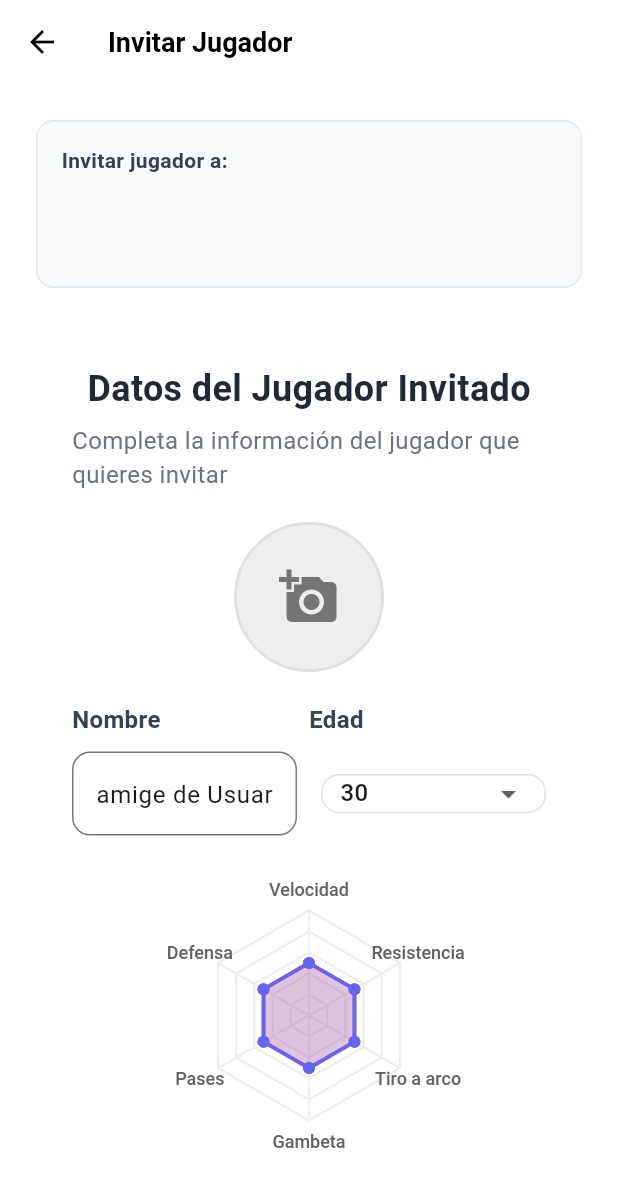
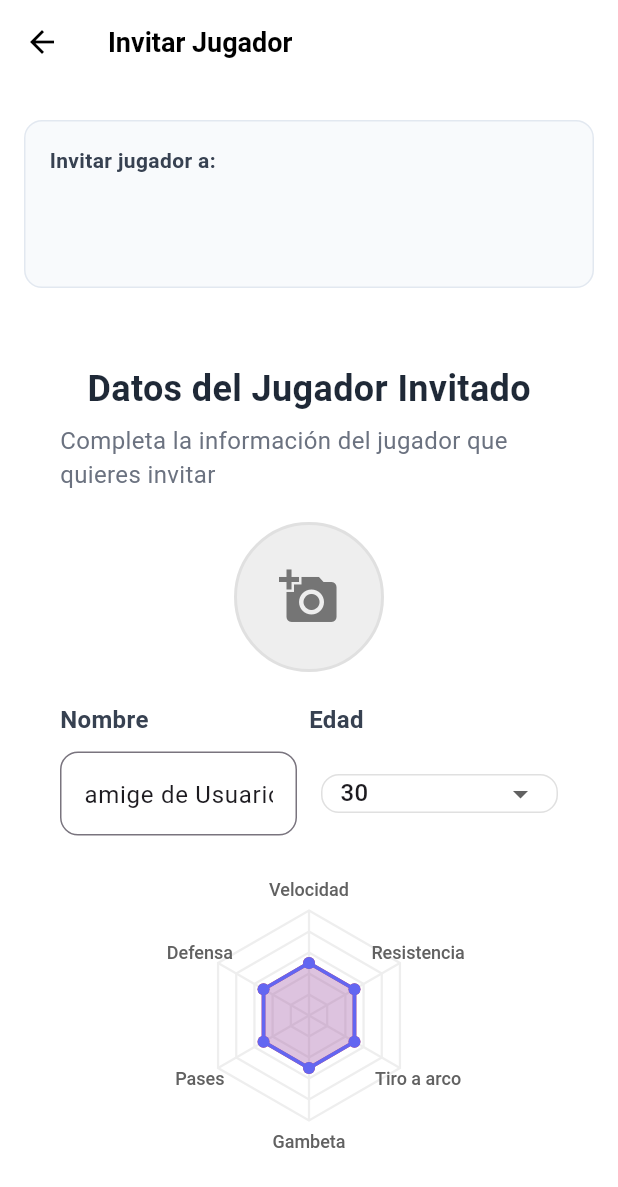
Before and after one commit to martinartaza/phone-app-verification, a Flutter app: the InviteGuestPlayerScreen screen opened directly with empty values, on a phone screen of 412 x 824 dp. Shown: the top 1187 px of the screen. Run offline on Flutter 3.47's test engine with Material 3 defaults, Android fonts, the phone set to English and light mode, and no system bars; our stand-ins replace image_picker, shared_preferences; accounts and stored records are empty; Roboto replaces fonts that are missing (SF Pro Display).

Commit message:
Fix invitado

```diff
--- a/lib/screens/invite_guest_player_screen.dart
+++ b/lib/screens/invite_guest_player_screen.dart
@@ -65,14 +65,16 @@ class _InviteGuestPlayerScreenState extends State<InviteGuestPlayerScreen> {
         child: Consumer<InviteGuestPlayerProvider>(
           builder: (context, inviteProvider, child) {
             return SingleChildScrollView(
-              padding: const EdgeInsets.all(24.0),
+              padding: const EdgeInsets.symmetric(horizontal: 16.0, vertical: 24.0),
               child: Form(
                 key: inviteProvider.formKey,
                 child: Column(
                   crossAxisAlignment: CrossAxisAlignment.start,
                   children: [
                     // Información del fulbito
-                    Container(
+                    Center(
+                      child: Container(
+                        constraints: const BoxConstraints(maxWidth: 400),
                         width: double.infinity,
                         padding: const EdgeInsets.all(16),
                         decoration: BoxDecoration(
@@ -111,11 +113,15 @@ class _InviteGuestPlayerScreenState extends State<InviteGuestPlayerScreen> {
                           ],
                         ),
                       ),
+                    ),
 
                     const SizedBox(height: 24),
 
                     // Formulario del jugador invitado
-                    ProfileFormWidget(
+                    Center(
+                      child: ConstrainedBox(
+                        constraints: const BoxConstraints(maxWidth: 400),
+                        child: ProfileFormWidget(
                       title: 'Datos del Jugador Invitado',
                       subtitle: 'Completa la información del jugador que quieres invitar',
                       buttonText: 'Invitar Jugador',
@@ -141,6 +147,8 @@ class _InviteGuestPlayerScreenState extends State<InviteGuestPlayerScreen> {
                       onMidfielderChanged: () => inviteProvider.updateIsMidfielder(!inviteProvider.isMidfielder),
                       onDefenderChanged: () => inviteProvider.updateIsDefender(!inviteProvider.isDefender),
                       onButtonPressed: () => _inviteGuestPlayer(),
+                    ),
+                      ),
                     ),
                   ],
                 ),
--- a/lib/widgets/profile_form_widget.dart
+++ b/lib/widgets/profile_form_widget.dart
@@ -369,18 +369,16 @@ class _ProfileFormWidgetState extends State<ProfileFormWidget> {
                 color: const Color(0xFF8B5CF6),
                 size: 24,
               ),
-              const SizedBox(width: 12),
-              Expanded(
-                child: Text(
-                  skill['label'] as String,
-                  style: const TextStyle(
-                    fontSize: 16,
-                    fontWeight: FontWeight.w500,
-                    color: Color(0xFF374151),
-                  ),
+              const SizedBox(width: 8),
+              Text(
+                skill['label'] as String,
+                style: const TextStyle(
+                  fontSize: 16,
+                  fontWeight: FontWeight.w500,
+                  color: Color(0xFF374151),
                 ),
               ),
-              const SizedBox(width: 12),
+              const SizedBox(width: 8),
               Text(
                 skillValue.round().toString(),
                 style: const TextStyle(
@@ -389,9 +387,8 @@ class _ProfileFormWidgetState extends State<ProfileFormWidget> {
                   color: Color(0xFF8B5CF6),
                 ),
               ),
-              const SizedBox(width: 12),
+              const SizedBox(width: 8),
               Expanded(
-                flex: 2,
                 child: SliderTheme(
                   data: SliderTheme.of(context).copyWith(
                     activeTrackColor: const Color(0xFF8B5CF6),
```
Lines whose indentation alone changed are shown as unchanged.
